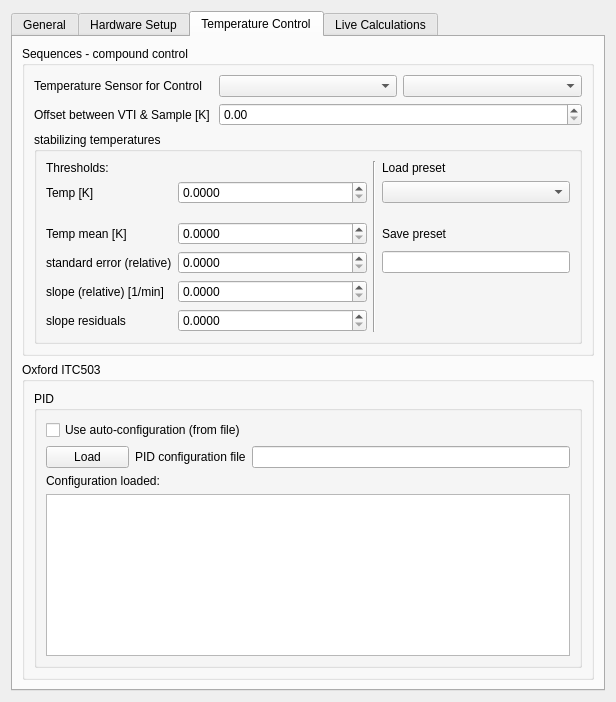
Cryostat-GUI/Cryostat-GUI, file CryostatGUI/configurations/settings_global.ui: the form before one commit.
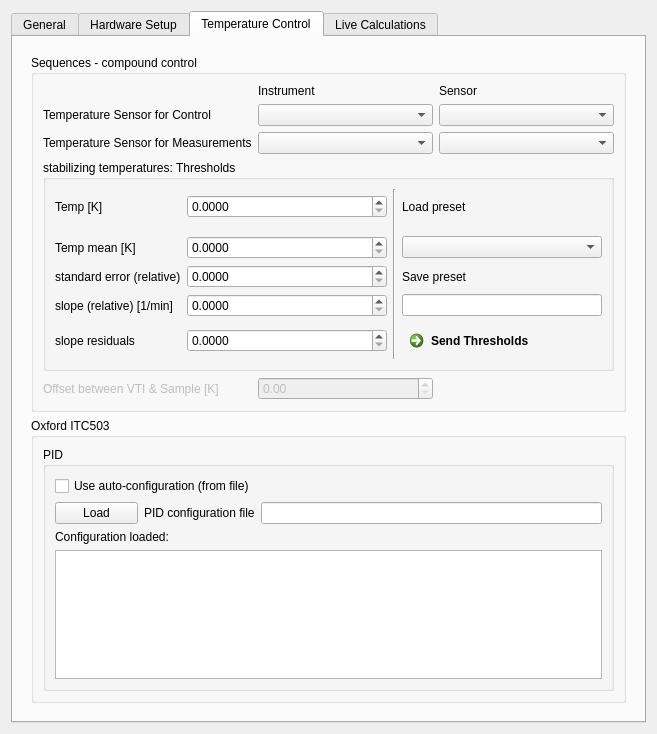
The form after the commit.

Commit message: GUI updates for Temperature control in sequences

The edit to the form file:
```diff
--- a/CryostatGUI/configurations/settings_global.ui
+++ b/CryostatGUI/configurations/settings_global.ui
@@ -6,8 +6,8 @@
    <rect>
     <x>0</x>
     <y>0</y>
-    <width>616</width>
-    <height>702</height>
+    <width>657</width>
+    <height>734</height>
    </rect>
   </property>
   <property name="windowTitle">
@@ -505,240 +505,279 @@
        <string>Temperature Control</string>
       </attribute>
       <layout class="QGridLayout" name="gridLayout_5">
-       <item row="1" column="0">
-        <widget class="QGroupBox" name="groupBox_2">
-         <property name="maximumSize">
-          <size>
-           <width>600</width>
-           <height>400</height>
-          </size>
-         </property>
-         <property name="title">
-          <string>Oxford ITC503</string>
-         </property>
-         <layout class="QVBoxLayout" name="verticalLayout">
-          <item>
-           <widget class="QGroupBox" name="groupBox_3">
+       <item row="0" column="0">
+        <widget class="QWidget" name="widget" native="true">
+         <layout class="QGridLayout" name="gridLayout_9" rowstretch="0,1">
+          <item row="0" column="0">
+           <widget class="QGroupBox" name="groupBox">
+            <property name="title">
+             <string>Sequences - compound control</string>
+            </property>
+            <layout class="QGridLayout" name="gridLayout_4">
+             <item row="1" column="1">
+              <widget class="QComboBox" name="combo_SensorControl_Instrument"/>
+             </item>
+             <item row="1" column="0">
+              <widget class="QLabel" name="label_10">
+               <property name="text">
+                <string>Temperature Sensor for Control</string>
+               </property>
+              </widget>
+             </item>
+             <item row="1" column="2">
+              <widget class="QComboBox" name="combo_SensorControl_Sensor"/>
+             </item>
+             <item row="2" column="0">
+              <widget class="QLabel" name="label_19">
+               <property name="text">
+                <string>Temperature Sensor for Measurements</string>
+               </property>
+              </widget>
+             </item>
+             <item row="2" column="1">
+              <widget class="QComboBox" name="combo_SensorMeas_Instrument"/>
+             </item>
+             <item row="2" column="2">
+              <widget class="QComboBox" name="combo_SensorMeas_Sensor"/>
+             </item>
+             <item row="4" column="0" colspan="3">
+              <widget class="QGroupBox" name="groupBox_4">
+               <property name="title">
+                <string>stabilizing temperatures: Thresholds</string>
+               </property>
+               <layout class="QGridLayout" name="gridLayout_8" rowstretch="0,0,0,0,0,0,0,0,0,0" columnstretch="0,0,1,0,1">
+                <item row="1" column="0">
+                 <widget class="QLabel" name="label_12">
+                  <property name="text">
+                   <string>Temp [K]</string>
+                  </property>
+                 </widget>
+                </item>
+                <item row="7" column="2">
+                 <widget class="QDoubleSpinBox" name="spin_Sequence_threshold_slopeResiduals">
+                  <property name="decimals">
+                   <number>4</number>
+                  </property>
+                  <property name="maximum">
+                   <double>100.000000000000000</double>
+                  </property>
+                 </widget>
+                </item>
+                <item row="5" column="2">
+                 <widget class="QDoubleSpinBox" name="doubleSpinBox_15">
+                  <property name="decimals">
+                   <number>4</number>
+                  </property>
+                  <property name="maximum">
+                   <double>100.000000000000000</double>
+                  </property>
+                 </widget>
+                </item>
+                <item row="7" column="0">
+                 <widget class="QLabel" name="label_15">
+                  <property name="text">
+                   <string>slope residuals</string>
+                  </property>
+                 </widget>
+                </item>
+                <item row="5" column="0">
+                 <widget class="QLabel" name="label_18">
+                  <property name="text">
+                   <string>standard error (relative)</string>
+                  </property>
+                 </widget>
+                </item>
+                <item row="0" column="3" rowspan="8">
+                 <widget class="Line" name="line_3">
+                  <property name="orientation">
+                   <enum>Qt::Vertical</enum>
+                  </property>
+                 </widget>
+                </item>
+                <item row="4" column="2">
+                 <widget class="QDoubleSpinBox" name="spin_Sequence_threshold_Tmean_K">
+                  <property name="decimals">
+                   <number>4</number>
+                  </property>
+                  <property name="minimum">
+                   <double>0.000000000000000</double>
+                  </property>
+                  <property name="maximum">
+                   <double>300.000000000000000</double>
+                  </property>
+                 </widget>
+                </item>
+                <item row="6" column="2">
+                 <widget class="QDoubleSpinBox" name="spin_Sequence_threshold_slope_Kpmin">
+                  <property name="decimals">
+                   <number>4</number>
+                  </property>
+                  <property name="maximum">
+                   <double>100.000000000000000</double>
+                  </property>
+                 </widget>
+                </item>
+                <item row="6" column="0">
+                 <widget class="QLabel" name="label_14">
+                  <property name="text">
+                   <string>slope (relative) [1/min]</string>
+                  </property>
+                 </widget>
+                </item>
+                <item row="4" column="0">
+                 <widget class="QLabel" name="label_13">
+                  <property name="text">
+                   <string>Temp mean [K]</string>
+                  </property>
+                 </widget>
+                </item>
+                <item row="1" column="2">
+                 <widget class="QDoubleSpinBox" name="spin_Sequence_threshold_T_K">
+                  <property name="decimals">
+                   <number>4</number>
+                  </property>
+                  <property name="minimum">
+                   <double>0.000000000000000</double>
+                  </property>
+                  <property name="maximum">
+                   <double>300.000000000000000</double>
+                  </property>
+                 </widget>
+                </item>
+                <item row="7" column="4">
+                 <widget class="QCommandLinkButton" name="command_sendThresholds">
+                  <property name="text">
+                   <string>Send Thresholds</string>
+                  </property>
+                 </widget>
+                </item>
+                <item row="5" column="4">
+                 <widget class="QLabel" name="label_17">
+                  <property name="text">
+                   <string>Save preset</string>
+                  </property>
+                 </widget>
+                </item>
+                <item row="4" column="4">
+                 <widget class="QComboBox" name="combo_thresholdsLoadingPreset"/>
+                </item>
+                <item row="6" column="4">
+                 <widget class="QLineEdit" name="lineEdit_thresholdsSavingPreset"/>
+                </item>
+                <item row="1" column="4">
+                 <widget class="QLabel" name="label_16">
+                  <property name="text">
+                   <string>Load preset</string>
+                  </property>
+                 </widget>
+                </item>
+               </layout>
+              </widget>
+             </item>
+             <item row="0" column="1">
+              <widget class="QLabel" name="label_20">
+               <property name="text">
+                <string>Instrument</string>
+               </property>
+              </widget>
+             </item>
+             <item row="0" column="2">
+              <widget class="QLabel" name="label_21">
+               <property name="text">
+                <string>Sensor</string>
+               </property>
+              </widget>
+             </item>
+             <item row="5" column="0">
+              <widget class="QLabel" name="label_11">
+               <property name="enabled">
+                <bool>false</bool>
+               </property>
+               <property name="text">
+                <string>Offset between VTI &amp; Sample [K]</string>
+               </property>
+              </widget>
+             </item>
+             <item row="5" column="1">
+              <widget class="QDoubleSpinBox" name="spin_Sequence_sampleOffsetLinear_K">
+               <property name="enabled">
+                <bool>false</bool>
+               </property>
+               <property name="maximum">
+                <double>300.000000000000000</double>
+               </property>
+              </widget>
+             </item>
+            </layout>
+           </widget>
+          </item>
+          <item row="1" column="0">
+           <widget class="QGroupBox" name="groupBox_2">
             <property name="maximumSize">
              <size>
-              <width>1000</width>
-              <height>500</height>
+              <width>590000</width>
+              <height>5000</height>
              </size>
             </property>
             <property name="title">
-             <string>PID</string>
+             <string>Oxford ITC503</string>
             </property>
-            <layout class="QGridLayout" name="gridLayout_7">
-             <item row="3" column="0" colspan="3">
-              <widget class="QTextBrowser" name="textConfShow">
+            <layout class="QVBoxLayout" name="verticalLayout" stretch="0">
+             <item>
+              <widget class="QGroupBox" name="groupBox_3">
                <property name="maximumSize">
                 <size>
-                 <width>3000</width>
-                 <height>500</height>
+                 <width>590000</width>
+                 <height>600</height>
                 </size>
                </property>
-              </widget>
-             </item>
-             <item row="1" column="1">
-              <widget class="QLabel" name="label_8">
-               <property name="text">
-                <string>PID configuration file</string>
+               <property name="title">
+                <string>PID</string>
                </property>
+               <layout class="QGridLayout" name="gridLayout_7">
+                <item row="3" column="0" colspan="3">
+                 <widget class="QTextBrowser" name="textConfShow">
+                  <property name="maximumSize">
+                   <size>
+                    <width>590000</width>
+                    <height>600</height>
+                   </size>
+                  </property>
+                 </widget>
+                </item>
+                <item row="1" column="1">
+                 <widget class="QLabel" name="label_8">
+                  <property name="text">
+                   <string>PID configuration file</string>
+                  </property>
+                 </widget>
+                </item>
+                <item row="0" column="0" colspan="2">
+                 <widget class="QCheckBox" name="checkUseAuto">
+                  <property name="text">
+                   <string>Use auto-configuration (from file)</string>
+                  </property>
+                 </widget>
+                </item>
+                <item row="1" column="0">
+                 <widget class="QPushButton" name="pushConfLoad">
+                  <property name="text">
+                   <string>Load</string>
+                  </property>
+                 </widget>
+                </item>
+                <item row="1" column="2">
+                 <widget class="QLineEdit" name="lineConfFile"/>
+                </item>
+                <item row="2" column="0" colspan="3">
+                 <widget class="QLabel" name="label_9">
+                  <property name="text">
+                   <string>Configuration loaded:</string>
+                  </property>
+                 </widget>
+                </item>
+               </layout>
               </widget>
-             </item>
-             <item row="0" column="0" colspan="2">
-              <widget class="QCheckBox" name="checkUseAuto">
-               <property name="text">
-                <string>Use auto-configuration (from file)</string>
-               </property>
-              </widget>
-             </item>
-             <item row="1" column="0">
-              <widget class="QPushButton" name="pushConfLoad">
-               <property name="text">
-                <string>Load</string>
-               </property>
-              </widget>
-             </item>
-             <item row="1" column="2">
-              <widget class="QLineEdit" name="lineConfFile"/>
-             </item>
-             <item row="2" column="0" colspan="3">
-              <widget class="QLabel" name="label_9">
-               <property name="text">
-                <string>Configuration loaded:</string>
-               </property>
-              </widget>
-             </item>
-            </layout>
-           </widget>
-          </item>
-         </layout>
-        </widget>
-       </item>
-       <item row="0" column="0">
-        <widget class="QGroupBox" name="groupBox">
-         <property name="title">
-          <string>Sequences - compound control</string>
-         </property>
-         <layout class="QGridLayout" name="gridLayout_4">
-          <item row="0" column="0">
-           <widget class="QLabel" name="label_10">
-            <property name="text">
-             <string>Temperature Sensor for Control</string>
-            </property>
-           </widget>
-          </item>
-          <item row="0" column="1">
-           <widget class="QComboBox" name="comboBox"/>
-          </item>
-          <item row="0" column="2">
-           <widget class="QComboBox" name="comboBox_2"/>
-          </item>
-          <item row="1" column="0">
-           <widget class="QLabel" name="label_11">
-            <property name="text">
-             <string>Offset between VTI &amp; Sample [K]</string>
-            </property>
-           </widget>
-          </item>
-          <item row="1" column="1" colspan="2">
-           <widget class="QDoubleSpinBox" name="spin_Sequence_sampleOffsetLinear_K">
-            <property name="maximum">
-             <double>300.000000000000000</double>
-            </property>
-           </widget>
-          </item>
-          <item row="2" column="0" colspan="3">
-           <widget class="QGroupBox" name="groupBox_4">
-            <property name="title">
-             <string>stabilizing temperatures</string>
-            </property>
-            <layout class="QGridLayout" name="gridLayout_8" columnstretch="0,0,1,0,1">
-             <item row="4" column="0">
-              <widget class="QLabel" name="label_13">
-               <property name="text">
-                <string>Temp mean [K]</string>
-               </property>
-              </widget>
-             </item>
-             <item row="6" column="2">
-              <widget class="QDoubleSpinBox" name="spin_Sequence_threshold_slope_Kpmin">
-               <property name="decimals">
-                <number>4</number>
-               </property>
-               <property name="maximum">
-                <double>100.000000000000000</double>
-               </property>
-              </widget>
-             </item>
-             <item row="6" column="0">
-              <widget class="QLabel" name="label_14">
-               <property name="text">
-                <string>slope (relative) [1/min]</string>
-               </property>
-              </widget>
-             </item>
-             <item row="4" column="2">
-              <widget class="QDoubleSpinBox" name="spin_Sequence_threshold_Tmean_K">
-               <property name="decimals">
-                <number>4</number>
-               </property>
-               <property name="minimum">
-                <double>0.000000000000000</double>
-               </property>
-               <property name="maximum">
-                <double>300.000000000000000</double>
-               </property>
-              </widget>
-             </item>
-             <item row="1" column="2">
-              <widget class="QDoubleSpinBox" name="spin_Sequence_threshold_T_K">
-               <property name="decimals">
-                <number>4</number>
-               </property>
-               <property name="minimum">
-                <double>0.000000000000000</double>
-               </property>
-               <property name="maximum">
-                <double>300.000000000000000</double>
-               </property>
-              </widget>
-             </item>
-             <item row="7" column="0">
-              <widget class="QLabel" name="label_15">
-               <property name="text">
-                <string>slope residuals</string>
-               </property>
-              </widget>
-             </item>
-             <item row="7" column="2">
-              <widget class="QDoubleSpinBox" name="spin_Sequence_threshold_slopeResiduals">
-               <property name="decimals">
-                <number>4</number>
-               </property>
-               <property name="maximum">
-                <double>100.000000000000000</double>
-               </property>
-              </widget>
-             </item>
-             <item row="1" column="0">
-              <widget class="QLabel" name="label_12">
-               <property name="text">
-                <string>Temp [K]</string>
-               </property>
-              </widget>
-             </item>
-             <item row="5" column="2">
-              <widget class="QDoubleSpinBox" name="doubleSpinBox_15">
-               <property name="decimals">
-                <number>4</number>
-               </property>
-               <property name="maximum">
-                <double>100.000000000000000</double>
-               </property>
-              </widget>
-             </item>
-             <item row="5" column="0">
-              <widget class="QLabel" name="label_18">
-               <property name="text">
-                <string>standard error (relative)</string>
-               </property>
-              </widget>
-             </item>
-             <item row="0" column="0">
-              <widget class="QLabel" name="label_19">
-               <property name="text">
-                <string>Thresholds:</string>
-               </property>
-              </widget>
-             </item>
-             <item row="0" column="3" rowspan="8">
-              <widget class="Line" name="line_3">
-               <property name="orientation">
-                <enum>Qt::Vertical</enum>
-               </property>
-              </widget>
-             </item>
-             <item row="0" column="4">
-              <widget class="QLabel" name="label_16">
-               <property name="text">
-                <string>Load preset</string>
-               </property>
-              </widget>
-             </item>
-             <item row="1" column="4">
-              <widget class="QComboBox" name="comboBox_3"/>
-             </item>
-             <item row="4" column="4">
-              <widget class="QLabel" name="label_17">
-               <property name="text">
-                <string>Save preset</string>
-               </property>
-              </widget>
-             </item>
-             <item row="5" column="4">
-              <widget class="QLineEdit" name="lineEdit"/>
              </item>
             </layout>
            </widget>
```
Left out of the diff: 4 changed lines with no effect on the pictures.
